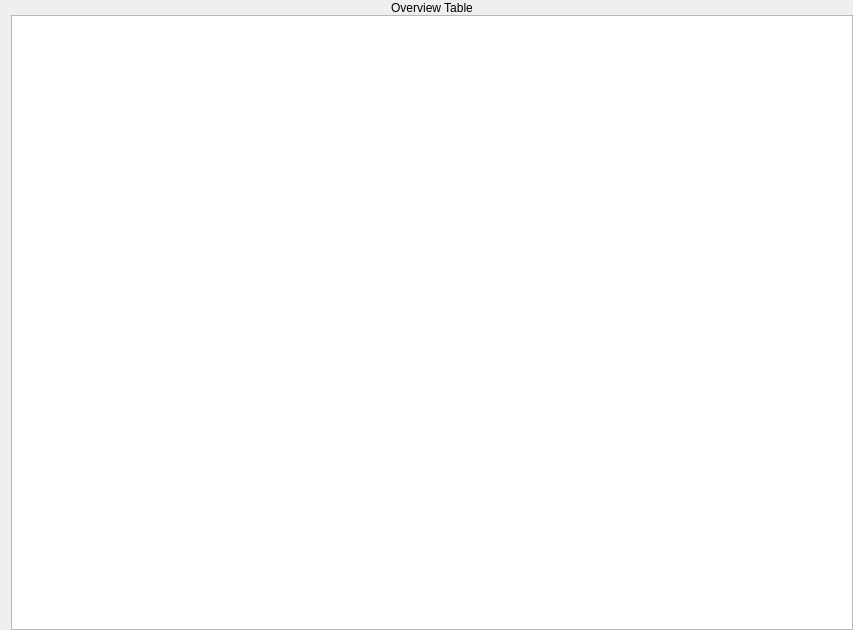
Above: opensyde_tool/src/system_definition/node_edit/canopen_manager/C_SdNdeCoOverviewWidget.ui from openSYDE/openSYDE before the change. Below: the same form after it.
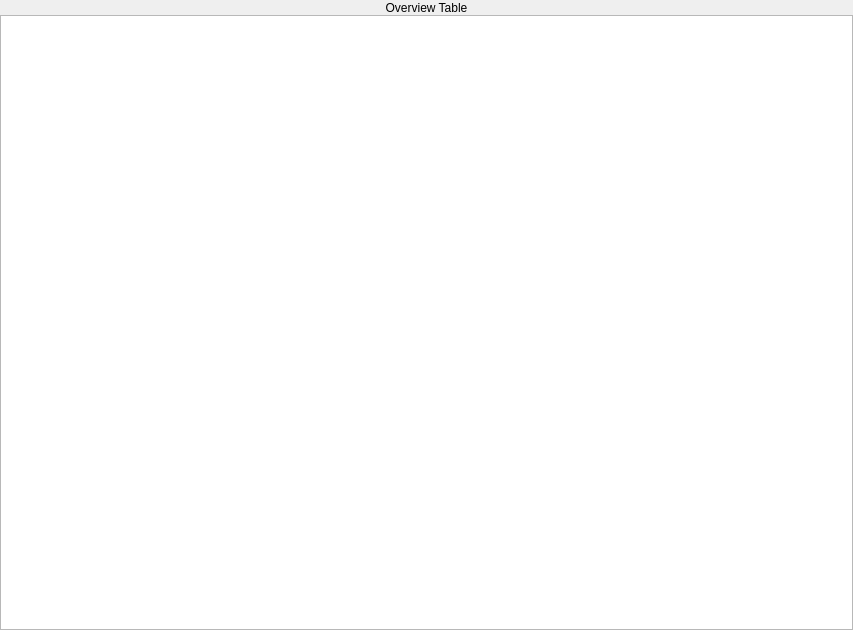
That is the form after the change. Custom widgets are drawn as their Qt base class.

Diff of the .ui file:
```diff
--- a/opensyde_tool/src/system_definition/node_edit/canopen_manager/C_SdNdeCoOverviewWidget.ui
+++ b/opensyde_tool/src/system_definition/node_edit/canopen_manager/C_SdNdeCoOverviewWidget.ui
@@ -17,6 +17,9 @@
    <property name="spacing">
     <number>0</number>
    </property>
+   <property name="leftMargin">
+    <number>0</number>
+   </property>
    <property name="topMargin">
     <number>0</number>
    </property>
```
